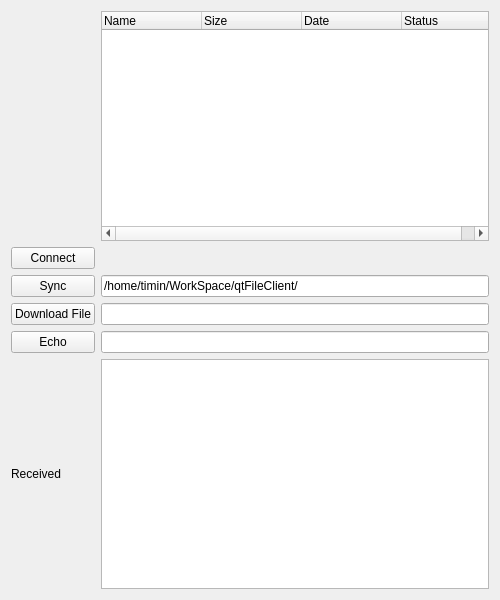
Above: fileclient/clientwidget.ui from Che1012/qtFileServer before the change. Below: the same form after it.
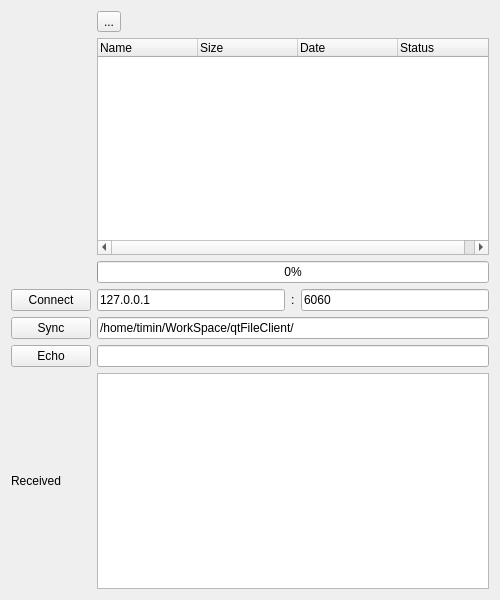
That is the form after the change.

```diff
--- a/fileclient/clientwidget.ui
+++ b/fileclient/clientwidget.ui
@@ -14,34 +14,31 @@
    <string>ClientWidget</string>
   </property>
   <layout class="QGridLayout" name="gridLayout_2">
-   <item row="4" column="0">
-    <widget class="QPushButton" name="echoBtn">
-     <property name="text">
-      <string>Echo</string>
-     </property>
-    </widget>
-   </item>
-   <item row="4" column="1">
-    <widget class="QLineEdit" name="echoLineEdit"/>
-   </item>
-   <item row="6" column="1">
+   <item row="11" column="1">
     <widget class="QTextBrowser" name="textReceived"/>
    </item>
-   <item row="1" column="0">
-    <widget class="QPushButton" name="connectBtn">
+   <item row="8" column="0">
+    <widget class="QPushButton" name="syncBtn">
      <property name="text">
-      <string>Connect</string>
+      <string>Sync</string>
      </property>
     </widget>
    </item>
-   <item row="3" column="0">
-    <widget class="QPushButton" name="fileBtn">
+   <item row="11" column="0">
+    <widget class="QLabel" name="receivedLabel">
      <property name="text">
-      <string>Download File</string>
+      <string>Received</string>
      </property>
     </widget>
    </item>
-   <item row="0" column="1">
+   <item row="2" column="1">
+    <widget class="QProgressBar" name="progressBar">
+     <property name="value">
+      <number>0</number>
+     </property>
+    </widget>
+   </item>
+   <item row="1" column="1">
     <widget class="QTreeWidget" name="treeWidget">
      <column>
       <property name="text">
@@ -70,34 +67,65 @@
      </column>
     </widget>
    </item>
-   <item row="2" column="0">
-    <widget class="QPushButton" name="syncBtn">
+   <item row="0" column="1">
+    <widget class="QToolButton" name="updateFilesBtn">
      <property name="text">
-      <string>Sync</string>
+      <string>...</string>
      </property>
-    </widget>
-   </item>
-   <item row="3" column="1">
-    <widget class="QLineEdit" name="fileLineEdit">
-     <property name="text">
-      <string/>
+     <property name="toolButtonStyle">
+      <enum>Qt::ToolButtonIconOnly</enum>
      </property>
     </widget>
    </item>
    <item row="6" column="0">
-    <widget class="QLabel" name="receivedLabel">
+    <widget class="QPushButton" name="connectBtn">
      <property name="text">
-      <string>Received</string>
+      <string>Connect</string>
      </property>
     </widget>
    </item>
-   <item row="2" column="1">
+   <item row="9" column="0">
+    <widget class="QPushButton" name="echoBtn">
+     <property name="text">
+      <string>Echo</string>
+     </property>
+    </widget>
+   </item>
+   <item row="9" column="1">
+    <widget class="QLineEdit" name="echoLineEdit"/>
+   </item>
+   <item row="8" column="1">
     <widget class="QLineEdit" name="dirLineEdit">
      <property name="text">
       <string>/home/timin/WorkSpace/qtFileClient/</string>
      </property>
     </widget>
    </item>
+   <item row="6" column="1">
+    <layout class="QHBoxLayout" name="horizontalLayout">
+     <item>
+      <widget class="QLineEdit" name="ipLineEdit">
+       <property name="text">
+        <string>127.0.0.1</string>
+       </property>
+      </widget>
+     </item>
+     <item>
+      <widget class="QLabel" name="label">
+       <property name="text">
+        <string>:</string>
+       </property>
+      </widget>
+     </item>
+     <item>
+      <widget class="QLineEdit" name="portLineEdit">
+       <property name="text">
+        <string>6060</string>
+       </property>
+      </widget>
+     </item>
+    </layout>
+   </item>
   </layout>
  </widget>
  <resources/>
```
